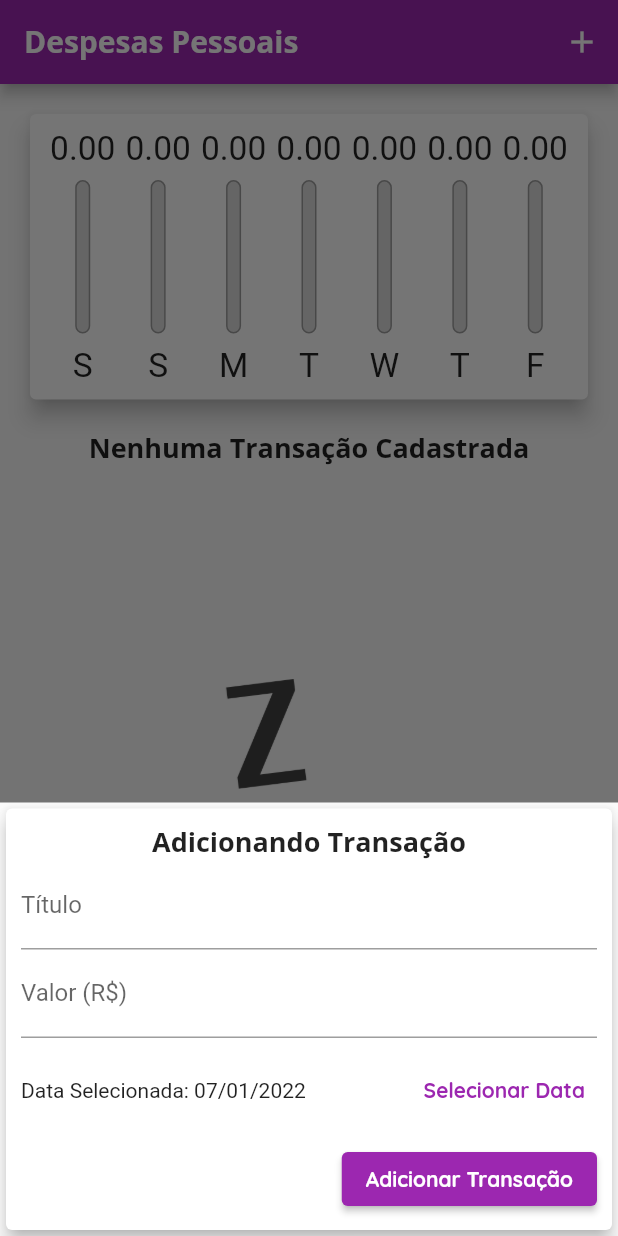
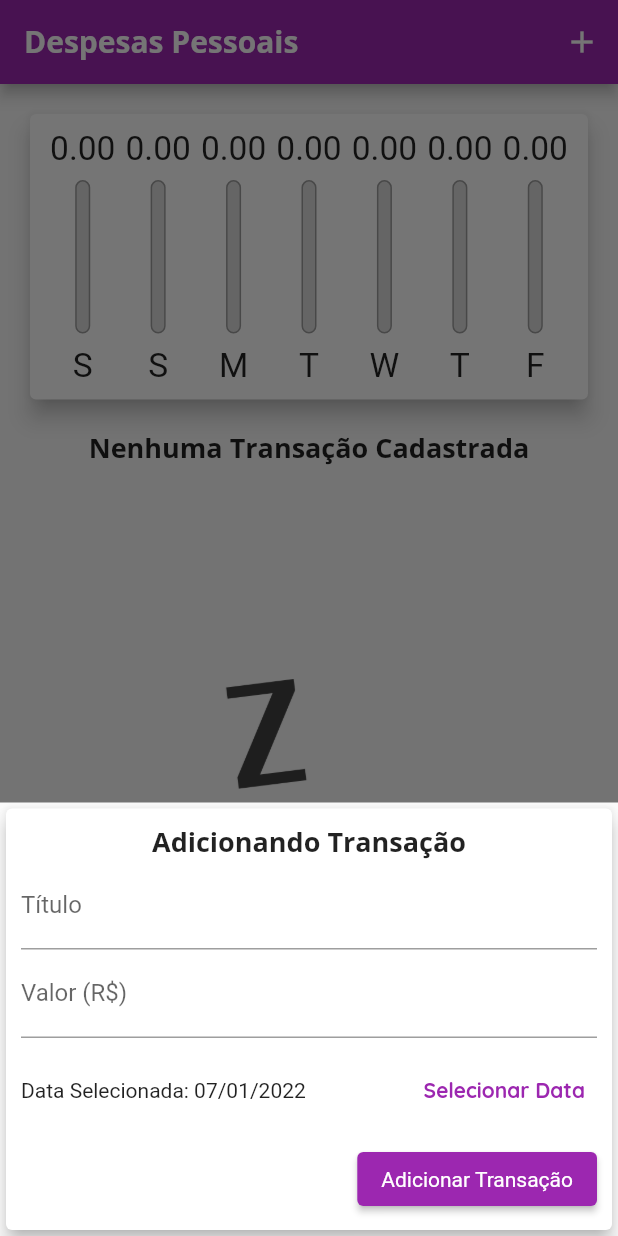
Before and after one commit to guilhermeais/expenses, a Flutter app: the screen it shows after launch, after a tap on the "add" icon, on a phone screen of 412 x 824 dp. Run offline on Flutter 3.47's test engine with Material 2 defaults, Android fonts, the phone set to English and light mode, and no system bars.

Commit message:
botão adaptativo (Android e IOS)

```diff
--- /dev/null
+++ b/lib/components/adaptative_button.dart
@@ -0,0 +1,31 @@
+import 'package:flutter/cupertino.dart';
+import 'package:flutter/material.dart';
+import 'dart:io';
+
+class AdaptativeButton extends StatelessWidget {
+  final String label;
+  final Function() onPressed;
+
+  AdaptativeButton({Key? key, required this.label, required this.onPressed})
+      : super(key: key);
+
+  @override
+  Widget build(BuildContext context) {
+    return Platform.isIOS
+        ? CupertinoButton(
+            child: Text(label),
+            onPressed: onPressed,
+            padding: const EdgeInsets.symmetric(horizontal: 20),
+          )
+        : ElevatedButton(
+            child: Text(label),
+            style: ButtonStyle(
+              backgroundColor: MaterialStateProperty.all(
+                  Theme.of(context).colorScheme.primary),
+              textStyle: MaterialStateProperty.all(
+                  TextStyle(color: Theme.of(context).textTheme.button!.color)),
+            ),
+            onPressed: onPressed,
+          );
+  }
+}
--- a/lib/components/transaction_form.dart
+++ b/lib/components/transaction_form.dart
@@ -1,3 +1,4 @@
+import 'package:expenses/components/adaptative_button.dart';
 import 'package:expenses/models/transaction.dart';
 import 'package:flutter/material.dart';
 import 'package:intl/intl.dart';
@@ -98,12 +99,16 @@ class _TransactionFormState extends State<TransactionForm> {
               Row(
                 mainAxisAlignment: MainAxisAlignment.end,
                 children: [
-                  ElevatedButton(
-                      onPressed: _submitForm,
-                      child: Text(
-                        '${false ? 'Editar' : 'Adicionar'} Transação',
-                        style: Theme.of(context).textTheme.button,
-                      ))
+                  AdaptativeButton(
+                    onPressed: _submitForm,
+                    label: '${false ? 'Editar' : 'Adicionar'} Transação',
+                  )
+                  // ElevatedButton(
+                  //     onPressed: _submitForm,
+                  //     child: Text(
+                  //       '${false ? 'Editar' : 'Adicionar'} Transação',
+                  //       style: Theme.of(context).textTheme.button,
+                  //     ))
                 ],
               )
             ],
```
